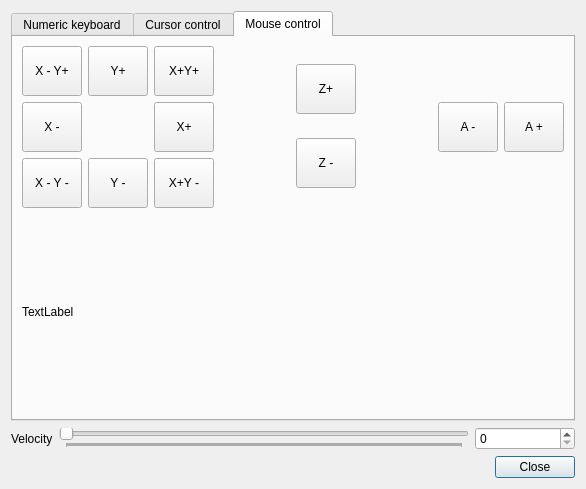
First picture: the form in sources/forms/ManualControl.ui, repository eduard-x/cnc-qt, before the edit.
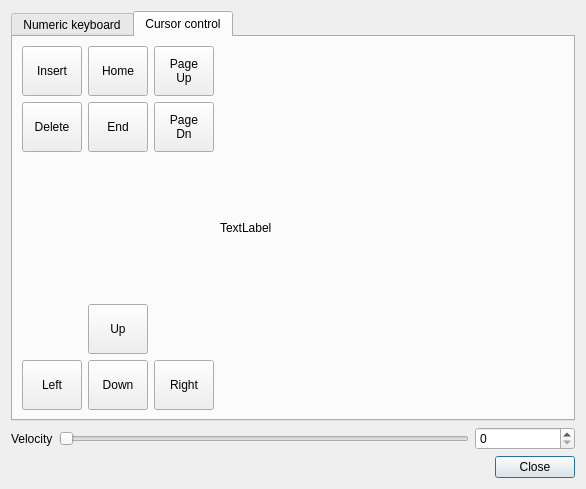
Second picture: the form after the edit. The open tabs and pages were chosen to show the change.

Commit message: Manual control PopUp changed

Patch:
```diff
--- a/sources/forms/ManualControl.ui
+++ b/sources/forms/ManualControl.ui
@@ -11,7 +11,7 @@
    </rect>
   </property>
   <property name="sizePolicy">
-   <sizepolicy hsizetype="Minimum" vsizetype="MinimumExpanding">
+   <sizepolicy hsizetype="Preferred" vsizetype="Preferred">
     <horstretch>0</horstretch>
     <verstretch>0</verstretch>
    </sizepolicy>
@@ -44,7 +44,7 @@
         </size>
        </property>
        <property name="maximum">
-        <number>9999</number>
+        <number>999</number>
        </property>
        <property name="pageStep">
         <number>100</number>
@@ -59,10 +59,10 @@
         <bool>false</bool>
        </property>
        <property name="tickPosition">
-        <enum>QSlider::TicksBelow</enum>
+        <enum>QSlider::NoTicks</enum>
        </property>
        <property name="tickInterval">
-        <number>10</number>
+        <number>100</number>
        </property>
       </widget>
      </item>
@@ -633,7 +633,7 @@
          <item>
           <widget class="QLabel" name="labelCursor">
            <property name="sizePolicy">
-            <sizepolicy hsizetype="Preferred" vsizetype="MinimumExpanding">
+            <sizepolicy hsizetype="Preferred" vsizetype="Preferred">
              <horstretch>0</horstretch>
              <verstretch>0</verstretch>
             </sizepolicy>
@@ -647,250 +647,6 @@
        </item>
       </layout>
      </widget>
-     <widget class="QWidget" name="tab_3">
-      <attribute name="title">
-       <string>Mouse control</string>
-      </attribute>
-      <layout class="QGridLayout" name="gridLayout_4">
-       <item row="1" column="0">
-        <widget class="QLabel" name="labelMouse">
-         <property name="text">
-          <string>TextLabel</string>
-         </property>
-        </widget>
-       </item>
-       <item row="0" column="0">
-        <layout class="QHBoxLayout" name="horizontalLayout_6">
-         <item>
-          <layout class="QGridLayout" name="gridLayout_6">
-           <item row="0" column="0">
-            <widget class="QToolButton" name="toolButton8">
-             <property name="minimumSize">
-              <size>
-               <width>60</width>
-               <height>50</height>
-              </size>
-             </property>
-             <property name="text">
-              <string>X - Y+</string>
-             </property>
-             <property name="autoRepeat">
-              <bool>true</bool>
-             </property>
-            </widget>
-           </item>
-           <item row="0" column="1">
-            <widget class="QToolButton" name="toolButton2">
-             <property name="minimumSize">
-              <size>
-               <width>60</width>
-               <height>50</height>
-              </size>
-             </property>
-             <property name="text">
-              <string>Y+</string>
-             </property>
-             <property name="autoRepeat">
-              <bool>true</bool>
-             </property>
-            </widget>
-           </item>
-           <item row="0" column="2">
-            <widget class="QToolButton" name="toolButton10">
-             <property name="minimumSize">
-              <size>
-               <width>60</width>
-               <height>50</height>
-              </size>
-             </property>
-             <property name="text">
-              <string>X+Y+</string>
-             </property>
-             <property name="autoRepeat">
-              <bool>true</bool>
-             </property>
-            </widget>
-           </item>
-           <item row="1" column="0">
-            <widget class="QToolButton" name="toolButton6">
-             <property name="minimumSize">
-              <size>
-               <width>60</width>
-               <height>50</height>
-              </size>
-             </property>
-             <property name="text">
-              <string>X -</string>
-             </property>
-             <property name="autoRepeat">
-              <bool>true</bool>
-             </property>
-            </widget>
-           </item>
-           <item row="1" column="2">
-            <widget class="QToolButton" name="toolButton7">
-             <property name="minimumSize">
-              <size>
-               <width>60</width>
-               <height>50</height>
-              </size>
-             </property>
-             <property name="text">
-              <string>X+</string>
-             </property>
-             <property name="autoRepeat">
-              <bool>true</bool>
-             </property>
-            </widget>
-           </item>
-           <item row="2" column="0">
-            <widget class="QToolButton" name="toolButton9">
-             <property name="minimumSize">
-              <size>
-               <width>60</width>
-               <height>50</height>
-              </size>
-             </property>
-             <property name="text">
-              <string>X - Y -</string>
-             </property>
-             <property name="autoRepeat">
-              <bool>true</bool>
-             </property>
-            </widget>
-           </item>
-           <item row="2" column="1">
-            <widget class="QToolButton" name="toolButton3">
-             <property name="minimumSize">
-              <size>
-               <width>60</width>
-               <height>50</height>
-              </size>
-             </property>
-             <property name="text">
-              <string>Y -</string>
-             </property>
-             <property name="autoRepeat">
-              <bool>true</bool>
-             </property>
-            </widget>
-           </item>
-           <item row="2" column="2">
-            <widget class="QToolButton" name="toolButton11">
-             <property name="minimumSize">
-              <size>
-               <width>60</width>
-               <height>50</height>
-              </size>
-             </property>
-             <property name="text">
-              <string>X+Y -</string>
-             </property>
-             <property name="autoRepeat">
-              <bool>true</bool>
-             </property>
-            </widget>
-           </item>
-          </layout>
-         </item>
-         <item>
-          <spacer name="horizontalSpacer_3">
-           <property name="orientation">
-            <enum>Qt::Horizontal</enum>
-           </property>
-           <property name="sizeHint" stdset="0">
-            <size>
-             <width>40</width>
-             <height>20</height>
-            </size>
-           </property>
-          </spacer>
-         </item>
-         <item>
-          <layout class="QVBoxLayout" name="verticalLayout_5">
-           <item>
-            <widget class="QToolButton" name="toolButton4">
-             <property name="minimumSize">
-              <size>
-               <width>60</width>
-               <height>50</height>
-              </size>
-             </property>
-             <property name="text">
-              <string>Z+</string>
-             </property>
-             <property name="autoRepeat">
-              <bool>true</bool>
-             </property>
-            </widget>
-           </item>
-           <item>
-            <widget class="QToolButton" name="toolButton5">
-             <property name="minimumSize">
-              <size>
-               <width>60</width>
-               <height>50</height>
-              </size>
-             </property>
-             <property name="text">
-              <string>Z -</string>
-             </property>
-             <property name="autoRepeat">
-              <bool>true</bool>
-             </property>
-            </widget>
-           </item>
-          </layout>
-         </item>
-         <item>
-          <spacer name="horizontalSpacer_2">
-           <property name="orientation">
-            <enum>Qt::Horizontal</enum>
-           </property>
-           <property name="sizeHint" stdset="0">
-            <size>
-             <width>40</width>
-             <height>20</height>
-            </size>
-           </property>
-          </spacer>
-         </item>
-         <item>
-          <widget class="QToolButton" name="toolButton12">
-           <property name="minimumSize">
-            <size>
-             <width>60</width>
-             <height>50</height>
-            </size>
-           </property>
-           <property name="text">
-            <string>A -</string>
-           </property>
-           <property name="autoRepeat">
-            <bool>true</bool>
-           </property>
-          </widget>
-         </item>
-         <item>
-          <widget class="QToolButton" name="toolButton13">
-           <property name="minimumSize">
-            <size>
-             <width>60</width>
-             <height>50</height>
-            </size>
-           </property>
-           <property name="text">
-            <string>A +</string>
-           </property>
-           <property name="autoRepeat">
-            <bool>true</bool>
-           </property>
-          </widget>
-         </item>
-        </layout>
-       </item>
-      </layout>
-     </widget>
     </widget>
    </item>
   </layout>
```
Left out of the diff: 4 changed lines with no effect on the pictures. The commit also changes 8 other files.
